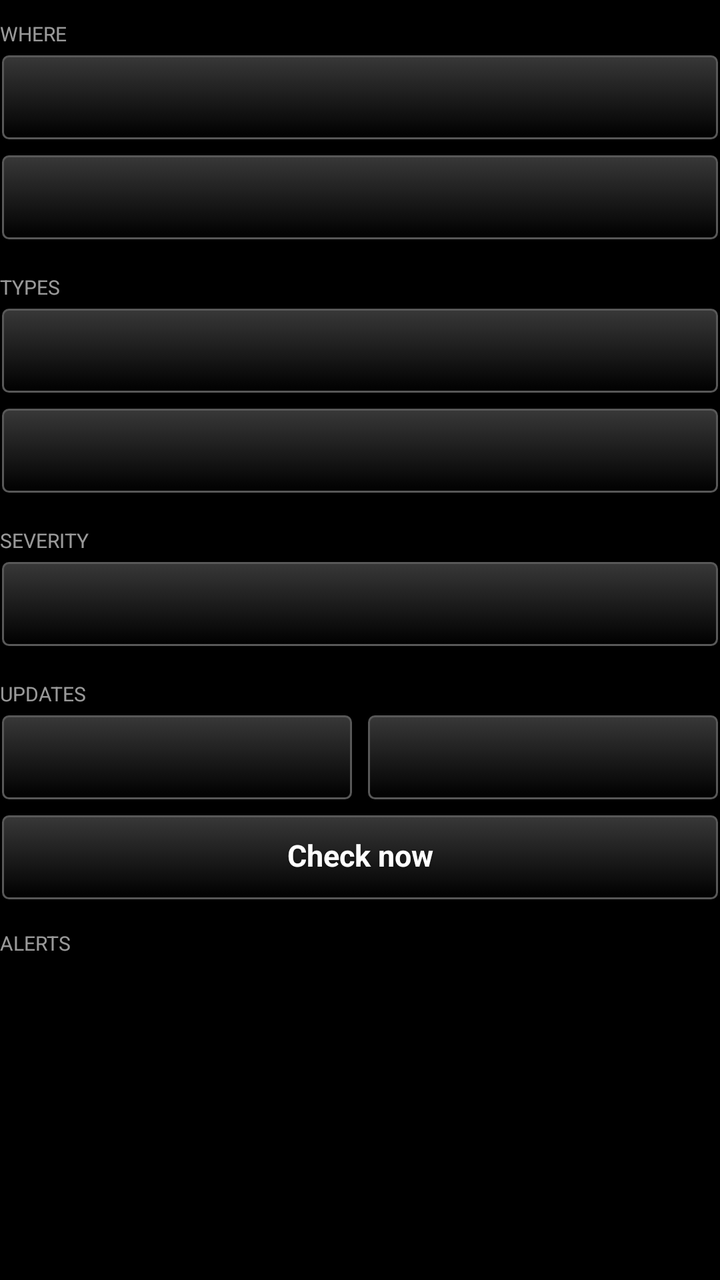
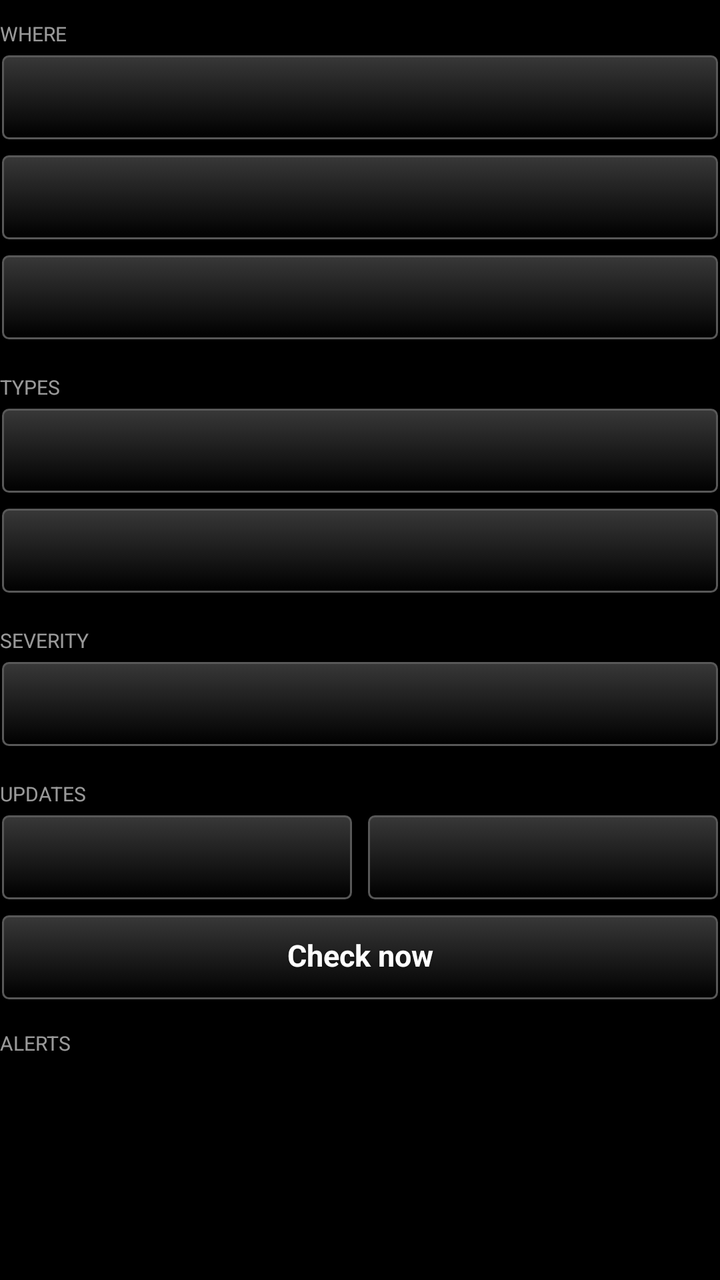

Compare the two renders of this Android layout. The source of the first and the diff that turns it into the second are given below.
<!-- AndroidManifest.xml: application theme AppTheme -->
<!-- res/layout/controls_header.xml -->
<?xml version="1.0" encoding="utf-8"?>
<LinearLayout xmlns:android="http://schemas.android.com/apk/res/android"
    android:layout_width="match_parent"
    android:layout_height="wrap_content"
    android:orientation="vertical">

    <TextView
        style="@style/TakwerxSectionHeading"
        android:layout_width="match_parent"
        android:layout_height="wrap_content"
        android:text="@string/heading_where" />

    <Button
        android:id="@+id/btn_states"
        style="@style/TakwerxButton"
        android:layout_width="match_parent"
        android:layout_height="wrap_content"
        android:layout_marginBottom="6dp" />

    <Button
        android:id="@+id/btn_counties"
        style="@style/TakwerxButton"
        android:layout_width="match_parent"
        android:layout_height="wrap_content"
        android:layout_marginBottom="6dp" />

    <TextView
        style="@style/TakwerxSectionHeading"
        android:layout_width="match_parent"
        android:layout_height="wrap_content"
        android:text="@string/heading_types" />

    <Button
        android:id="@+id/btn_categories"
        style="@style/TakwerxButton"
        android:layout_width="match_parent"
        android:layout_height="wrap_content"
        android:layout_marginBottom="6dp" />

    <Button
        android:id="@+id/btn_events"
        style="@style/TakwerxButton"
        android:layout_width="match_parent"
        android:layout_height="wrap_content"
        android:layout_marginBottom="6dp" />

    <TextView
        style="@style/TakwerxSectionHeading"
        android:layout_width="match_parent"
        android:layout_height="wrap_content"
        android:text="@string/heading_severity" />

    <Button
        android:id="@+id/btn_severity"
        style="@style/TakwerxButton"
        android:layout_width="match_parent"
        android:layout_height="wrap_content"
        android:layout_marginBottom="6dp" />

    <TextView
        style="@style/TakwerxSectionHeading"
        android:layout_width="match_parent"
        android:layout_height="wrap_content"
        android:text="@string/heading_updates" />

    <LinearLayout
        android:layout_width="match_parent"
        android:layout_height="wrap_content"
        android:orientation="horizontal">

        <Button
            android:id="@+id/btn_interval"
            style="@style/TakwerxButton"
            android:layout_width="0dp"
            android:layout_weight="1"
            android:layout_height="wrap_content"
            android:layout_marginRight="3dp" />

        <Button
            android:id="@+id/btn_notify"
            style="@style/TakwerxButton"
            android:layout_width="0dp"
            android:layout_weight="1"
            android:layout_height="wrap_content"
            android:layout_marginLeft="3dp" />
    </LinearLayout>

    <Button
        android:id="@+id/btn_refresh"
        style="@style/TakwerxButton"
        android:layout_width="match_parent"
        android:layout_height="wrap_content"
        android:layout_marginTop="6dp"
        android:text="@string/refresh_now" />

    <TextView
        android:id="@+id/alerts_heading"
        style="@style/TakwerxSectionHeading"
        android:layout_width="match_parent"
        android:layout_height="wrap_content"
        android:paddingTop="14dp"
        android:text="@string/heading_alerts" />

</LinearLayout>
<!-- resources referenced by this layout -->
<resources>
  <string name="heading_alerts">Alerts</string>
  <string name="heading_severity">Severity</string>
  <string name="heading_types">Types</string>
  <string name="heading_updates">Updates</string>
  <string name="heading_where">Where</string>
  <string name="refresh_now">Check now</string>
  <style name="TakwerxButton" parent="@style/darkButton">
          <item name="android:paddingLeft">12dp</item>
          <item name="android:paddingRight">12dp</item>
          <item name="android:paddingTop">6dp</item>
          <item name="android:paddingBottom">8dp</item>
          <item name="android:minHeight">44dp</item>
          <item name="android:minWidth">0dp</item>
          <item name="android:textSize">15sp</item>
          <item name="android:singleLine">true</item>
          <item name="android:ellipsize">end</item>
      </style>
  <style name="TakwerxSectionHeading">
          <item name="android:textSize">10sp</item>
          <item name="android:textAllCaps">true</item>
          <item name="android:textColor">@color/white</item>
          <item name="android:alpha">0.6</item>
          <item name="android:paddingTop">10dp</item>
          <item name="android:paddingBottom">3dp</item>
      </style>
  <style name="AppTheme" parent="@android:style/Theme.Holo">
          <item name="android:buttonStyle">@android:style/Widget.Button</item>
          <item name="android:imageButtonStyle">@android:style/Widget.Button</item>
          <item name="android:buttonStyleToggle">@android:style/Widget.Button</item>
          <item name="android:spinnerStyle">@style/ATAKSpinner</item>
          <item name="android:spinnerItemStyle">@style/ATAKSpinnerItem</item>
          <item name="android:editTextStyle">@style/ATAKEditText</item>
      </style>
  <style name="darkButton" parent="@android:style/Widget.Button">
          <item name="android:background">@drawable/btn_gray</item>
          <item name="android:shadowColor">@color/darker_gray</item>
          <item name="android:shadowDy">1</item>
          <item name="android:shadowRadius">2</item>
          <item name="android:textColor">@color/white</item>
          <item name="android:textStyle">bold</item>
          <item name="android:paddingTop">0dp</item>
          <item name="android:paddingBottom">3dp</item>
          <item name="android:textSize">@dimen/fontSize</item>
      </style>
  <color name="white">#ffffff</color>
  <style name="ATAKSpinner" parent="@android:style/Widget.Spinner">
          <item name="android:spinnerMode">dialog</item>
      </style>
  <style name="ATAKSpinnerItem">
          <item name="android:textColor">@android:color/white</item>
          <item name="android:dropDownVerticalOffset">0dip</item>
          <item name="android:dropDownHorizontalOffset">0dip</item>
          <item name="android:dropDownWidth">wrap_content</item>
          <item name="android:gravity">left|center_vertical</item>
      </style>
  <style name="ATAKEditText" parent="@android:style/Widget.EditText">
          
          
  
          
          <item name="android:imeOptions">flagNoFullscreen</item>
      </style>
  <color name="darker_gray">#121212</color>
  <dimen name="fontSize">14sp</dimen>
  <!-- drawable new_dark_button_disabled (drawable) -->
  <?xml version="1.0" encoding="utf-8"?>
  <layer-list xmlns:android="http://schemas.android.com/apk/res/android">
      <item android:bottom="1dp" android:right="1dp" android:left="1dp" android:top="1dp">
          <shape android:shape="rectangle">
              <corners android:radius="3dp" />
              <stroke
                  android:width="1dp"
                  android:color="#484848" />
              <solid android:color="#484848" />
          </shape>
      </item>
  </layer-list>
  <!-- unchanged entries left out for length: 3 -->
</resources>

<!-- the commit's change to res/layout/controls_header.xml (unified diff, before → after) -->
@@ -9,6 +9,13 @@
         android:layout_width="match_parent"
         android:layout_height="wrap_content"
         android:text="@string/heading_where" />
+
+    <Button
+        android:id="@+id/btn_regions"
+        style="@style/TakwerxButton"
+        android:layout_width="match_parent"
+        android:layout_height="wrap_content"
+        android:layout_marginBottom="6dp" />
 
     <Button
         android:id="@+id/btn_states"
